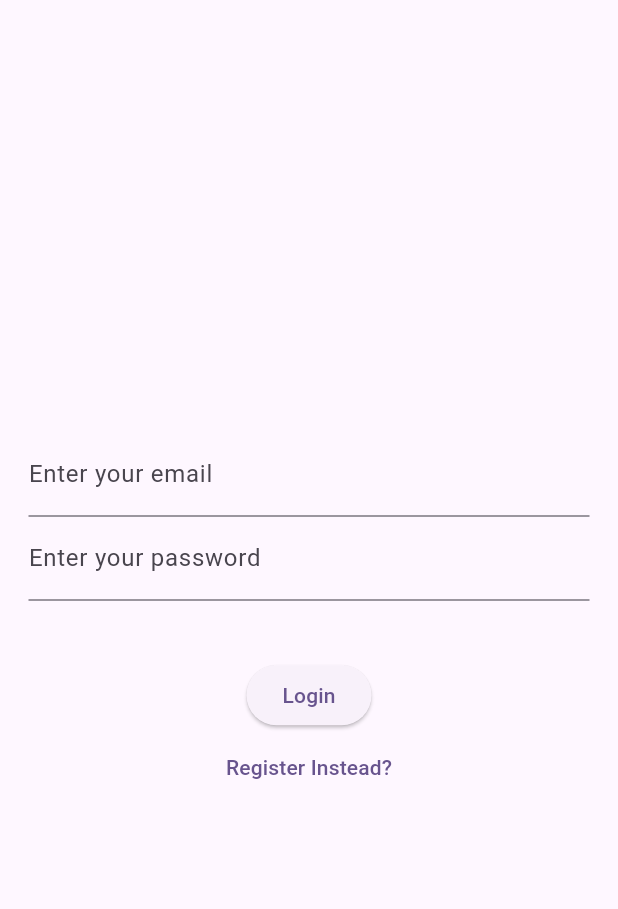
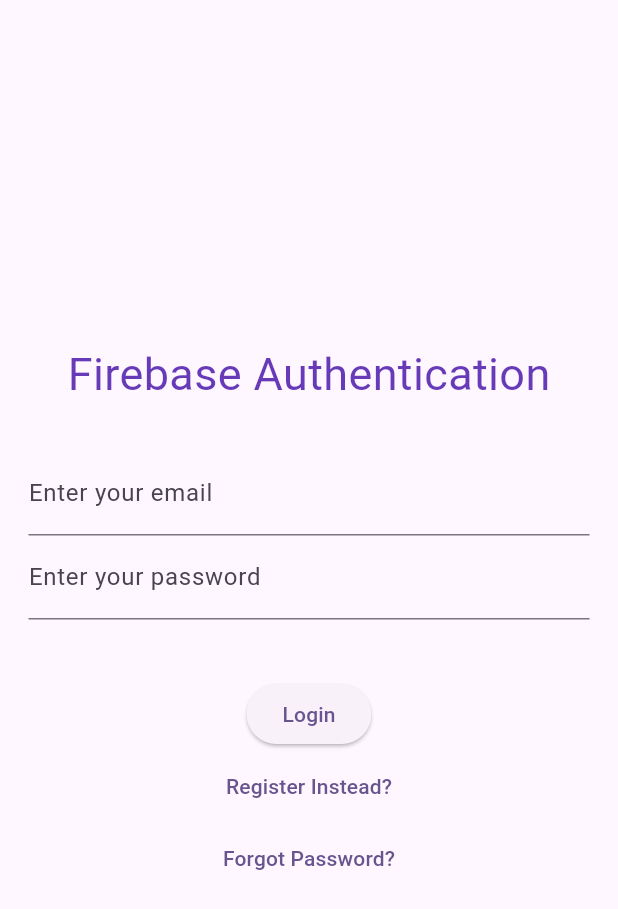
Before and after one commit to iamkrishnagupta/Flutter-Firebase-Auth, a Flutter app: the screen it shows after launch, on a phone screen of 412 x 824 dp. Shown: the top 909 px of the screen. Run offline on Flutter 3.47's test engine with Material 2 defaults, Android fonts, the phone set to English and light mode, and no system bars; our stand-ins replace firebase_auth, firebase_core; accounts and stored records are empty.

Commit message:
Forgot Password Functionality Added

```diff
--- a/lib/main.dart
+++ b/lib/main.dart
@@ -2,12 +2,12 @@
 import 'package:firebase_core/firebase_core.dart';
 import 'package:flutter/material.dart';
 
-Future <void> main() async {
+Future<void> main() async {
   debugPrint('-- main');
   WidgetsFlutterBinding.ensureInitialized();
-   debugPrint('-- WidgetsFlutterBinding.ensureInitialized');
+  debugPrint('-- WidgetsFlutterBinding.ensureInitialized');
   await Firebase.initializeApp();
-   debugPrint('-- Firebase.initializeApp');
+  debugPrint('-- Firebase.initializeApp');
 
   runApp(const MainApp());
 }
@@ -52,6 +52,7 @@
 
 class Auth {
   final FirebaseAuth _auth = FirebaseAuth.instance;
+  final auth = FirebaseAuth.instance;
 
   User? get currentUser => _auth.currentUser;
 
@@ -125,13 +126,14 @@
   }
 
   Widget _errorMessage() {
-    return Text(errorMessage == '' ? '' : 'Umm! $errorMessage');
+    return Text(errorMessage == '' ? '' : 'Umm! $errorMessage.');
   }
 
   Widget _submitButton() {
     return ElevatedButton(
-        onPressed: isLogin ? () => signInWithEmailAndPassword() : () => createUserWithEmailAndPassword(),
-
+        onPressed: isLogin
+            ? () => signInWithEmailAndPassword()
+            : () => createUserWithEmailAndPassword(),
         child: Text(isLogin ? 'Login' : 'Register'));
   }
 
@@ -145,6 +147,22 @@
         child: Text(isLogin ? 'Register Instead?' : 'Login Instead?'));
   }
 
+  Widget _forgotPassword() {
+    return TextButton(
+      onPressed: () {
+        FirebaseAuth.instance.sendPasswordResetEmail(email: _controllerEmail.text);
+        ScaffoldMessenger.of(context).showSnackBar(
+          const SnackBar(
+            content: Text(
+              'A password reset email has been sent to your email address.',
+            ),
+          ),
+        );
+      },
+      child: const Text('Forgot Password?'),
+    );
+  }
+
   @override
   Widget build(BuildContext context) {
     return Scaffold(
@@ -156,17 +174,26 @@
             crossAxisAlignment: CrossAxisAlignment.center,
             mainAxisAlignment: MainAxisAlignment.center,
             children: <Widget>[
+              const Text(
+                'Firebase Authentication',
+                style: TextStyle(
+                  fontSize: 30,
+                  color: Colors.deepPurple,
+                ),
+              ),
+              const SizedBox(height: 30),
               _entryField('Enter your email', _controllerEmail),
               _entryField('Enter your password', _controllerPassword),
               const SizedBox(
                 height: 9,
               ),
               _errorMessage(),
-               const SizedBox(
+              const SizedBox(
                 height: 9,
               ),
               _submitButton(),
               _loginOrRegistration(),
+              _forgotPassword(),
             ],
           )),
     );
@@ -185,18 +212,19 @@
   Widget _title() {
     return const Text('Firebase Authentication');
   }
+
   Widget _signInText() {
     return const Text('You\'re currently signed in as');
   }
 
   Widget _userID() {
-    return Text(user?.email ?? 'User email',
-    style: const TextStyle(fontSize: 20, fontWeight: FontWeight.w400,color: Color.fromARGB(255, 0, 8, 255)),
-
-
+    return Text(
+      user?.email ?? 'User email',
+      style: const TextStyle(
+          fontSize: 20,
+          fontWeight: FontWeight.w400,
+          color: Color.fromARGB(255, 0, 8, 255)),
     );
-
-
   }
 
   Widget _signOutButton() {
```
